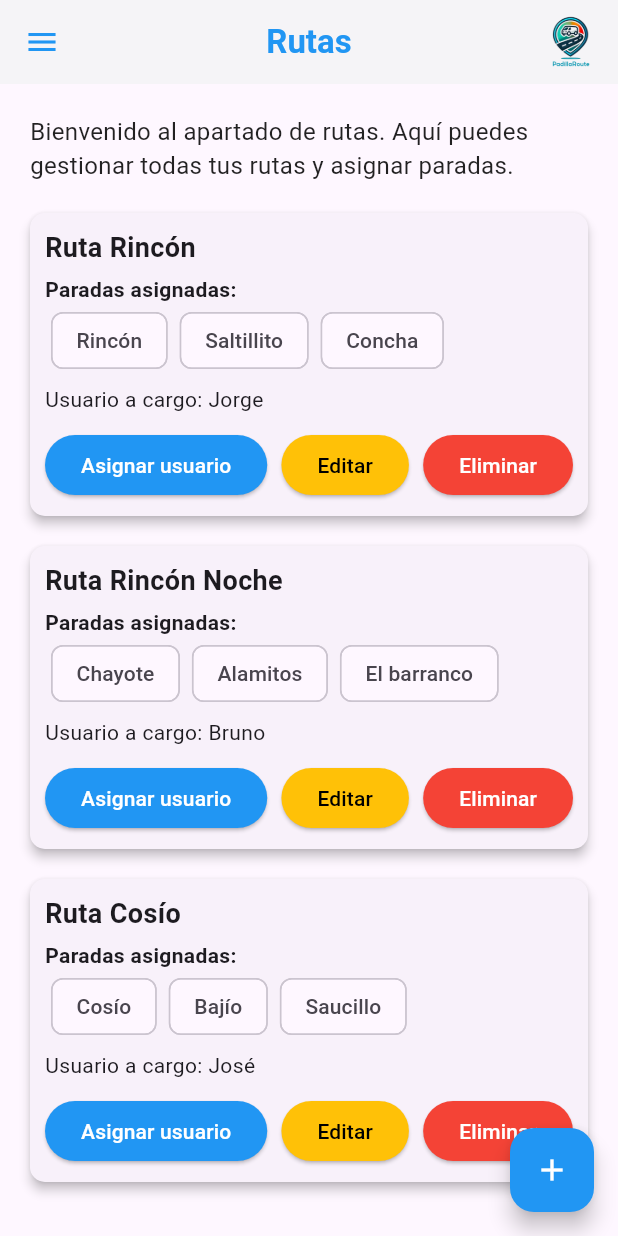
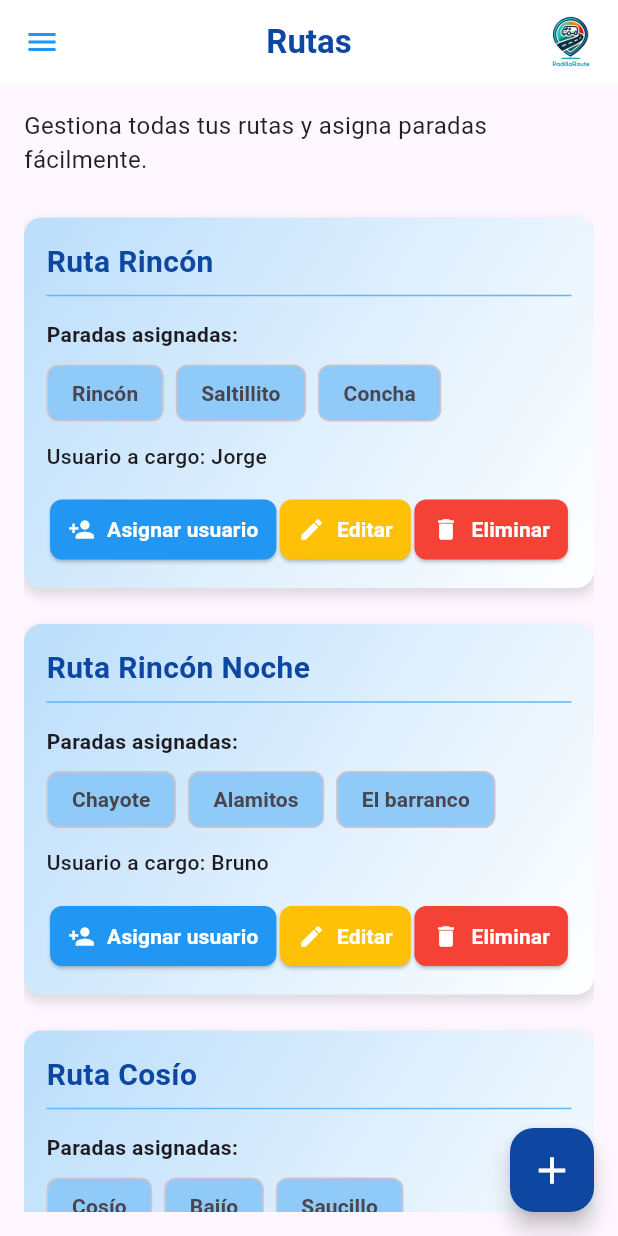
Before and after one commit to MiguelMacias3M/PadillaRoute, a Flutter app: the RoutesScreenManagement screen opened directly, on a phone screen of 412 x 824 dp. Run offline on Flutter 3.47's test engine with Material 3 defaults, Android fonts, the phone set to English and light mode, and no system bars; our stand-ins replace firebase_auth, firebase_core, firebase_database, logger, objectbox; accounts and stored records are empty; generated files the repository leaves out were written again.

```diff
--- a/lib/screens/RoutesScreenManagement.dart
+++ b/lib/screens/RoutesScreenManagement.dart
@@ -10,10 +10,14 @@ class RoutesScreenManagement extends StatelessWidget {
       appBar: AppBar(
         title: Text(
           'Rutas',
-          style: TextStyle(color: Colors.blue, fontWeight: FontWeight.bold),
+          style: TextStyle(
+            color: Colors.blue.shade900,
+            fontWeight: FontWeight.bold,
+            fontSize: 22,
+          ),
         ),
         backgroundColor: Colors.white,
-        elevation: 2,
+        elevation: 0,
         centerTitle: true,
         iconTheme: IconThemeData(color: Colors.blue),
         actions: [
@@ -28,15 +32,15 @@ class RoutesScreenManagement extends StatelessWidget {
       ),
       drawer: _buildDrawer(context),
       body: Padding(
-        padding: EdgeInsets.all(20.0),
+        padding: EdgeInsets.all(16.0),
         child: Column(
           crossAxisAlignment: CrossAxisAlignment.start,
           children: [
             Text(
-              'Bienvenido al apartado de rutas. Aquí puedes gestionar todas tus rutas y asignar paradas.',
+              'Gestiona todas tus rutas y asigna paradas fácilmente.',
               style: TextStyle(fontSize: 16, color: Colors.black87),
             ),
-            SizedBox(height: 10),
+            SizedBox(height: 15),
             Expanded(
               child: ListView(
                 children: [
@@ -56,66 +60,91 @@ class RoutesScreenManagement extends StatelessWidget {
             MaterialPageRoute(builder: (context) => RoutesScreenRegister()),
           );
         },
-        backgroundColor: Colors.blue,
-        child: Icon(Icons.add, color: Colors.white),
+        backgroundColor: Colors.blue.shade900,
+        child: Icon(Icons.add, color: Colors.white, size: 30),
       ),
     );
   }
 
   Widget _routeCard(BuildContext context, String routeName, List<String> stops, String user) {
-    return Card(
-      margin: EdgeInsets.symmetric(vertical: 10),
-      elevation: 3,
-      shape: RoundedRectangleBorder(borderRadius: BorderRadius.circular(10)),
-      child: Padding(
-        padding: EdgeInsets.all(10),
+    return Container(
+      margin: EdgeInsets.symmetric(vertical: 12),
+      padding: EdgeInsets.all(15),
+      decoration: BoxDecoration(
+        borderRadius: BorderRadius.circular(12),
+        gradient: LinearGradient(
+          colors: [Colors.blue.shade100, Colors.white],
+          begin: Alignment.topLeft,
+          end: Alignment.bottomRight,
+        ),
+        boxShadow: [
+          BoxShadow(
+            color: Colors.black12,
+            blurRadius: 6,
+            spreadRadius: 1,
+            offset: Offset(0, 4),
+          ),
+        ],
+      ),
       child: Column(
         crossAxisAlignment: CrossAxisAlignment.start,
         children: [
-            Text(routeName, style: TextStyle(fontWeight: FontWeight.bold, fontSize: 18)),
+          Text(
+            routeName,
+            style: TextStyle(fontWeight: FontWeight.bold, fontSize: 20, color: Colors.blue.shade900),
+          ),
+          Divider(color: Colors.blue.shade300),
+          SizedBox(height: 8),
+          Text('Paradas asignadas:', style: TextStyle(fontSize: 14, fontWeight: FontWeight.bold)),
           SizedBox(height: 5),
-            Text('Paradas asignadas:', style: TextStyle(fontSize: 14, fontWeight: FontWeight.bold)),
           Wrap(
-              children: stops.map((stop) => Padding(
-                padding: EdgeInsets.symmetric(horizontal: 4),
-                child: Chip(label: Text(stop)),
-              )).toList(),
+            spacing: 8,
+            runSpacing: 5,
+            children: stops.map((stop) {
+              return Chip(
+                label: Text(stop, style: TextStyle(fontSize: 14, fontWeight: FontWeight.bold)),
+                backgroundColor: Colors.blue.shade200,
+              );
+            }).toList(),
           ),
-            SizedBox(height: 5),
-            Text('Usuario a cargo: $user', style: TextStyle(fontSize: 14)),
-            SizedBox(height: 10),
+          SizedBox(height: 8),
+          Text(
+            'Usuario a cargo: $user',
+            style: TextStyle(fontSize: 14, fontWeight: FontWeight.w500),
+          ),
+          SizedBox(height: 15),
           Row(
-              mainAxisAlignment: MainAxisAlignment.spaceBetween,
+            mainAxisAlignment: MainAxisAlignment.spaceEvenly,
             children: [
-                ElevatedButton(
-                  onPressed: () {
+              _actionButton(context, 'Asignar usuario', Colors.blue, Icons.person_add, () {
                 Navigator.push(
                   context,
                   MaterialPageRoute(builder: (context) => RoutesScreenAssign()),
                 );
-                  },
-                  style: ElevatedButton.styleFrom(backgroundColor: Colors.blue),
-                  child: Text('Asignar usuario', style: TextStyle(color: Colors.white)),
-                ),
-                ElevatedButton(
-                  onPressed: () {
+              }),
+              _actionButton(context, 'Editar', Colors.amber, Icons.edit, () {
                 Navigator.push(
                   context,
                   MaterialPageRoute(builder: (context) => RoutesScreenEdit()),
                 );
-                  },
-                  style: ElevatedButton.styleFrom(backgroundColor: Colors.amber),
-                  child: Text('Editar', style: TextStyle(color: Colors.black)),
-                ),
-                ElevatedButton(
-                  onPressed: () {},
-                  style: ElevatedButton.styleFrom(backgroundColor: Colors.red),
-                  child: Text('Eliminar', style: TextStyle(color: Colors.white)),
-                ),
+              }),
+              _actionButton(context, 'Eliminar', Colors.red, Icons.delete, () {}),
             ],
           ),
         ],
       ),
+    );
+  }
+
+  Widget _actionButton(BuildContext context, String text, Color color, IconData icon, VoidCallback onPressed) {
+    return ElevatedButton.icon(
+      onPressed: onPressed,
+      icon: Icon(icon, color: Colors.white),
+      label: Text(text, style: TextStyle(color: Colors.white, fontWeight: FontWeight.bold)),
+      style: ElevatedButton.styleFrom(
+        backgroundColor: color,
+        padding: EdgeInsets.symmetric(horizontal: 12, vertical: 10),
+        shape: RoundedRectangleBorder(borderRadius: BorderRadius.circular(8)),
       ),
     );
   }
--- a/lib/screens/UserScreenSelect.dart
+++ b/lib/screens/UserScreenSelect.dart
@@ -3,7 +3,6 @@ import 'package:padillaroutea/screens/IncidentsScreenAdmin.dart';
 import 'package:padillaroutea/screens/MenuScreenAdmin.dart';
 import 'package:padillaroutea/screens/UserScreenManagement.dart';
 import 'package:padillaroutea/screens/UserScreenRegister.dart';
-import 'package:padillaroutea/screens/VehiclesScreen.dart';
 import 'package:padillaroutea/screens/VehiclesScreenManagement.dart';
 //Commit de prueba
 class UserScreenSelect extends StatelessWidget {
```
Lines whose indentation alone changed are shown as unchanged.
